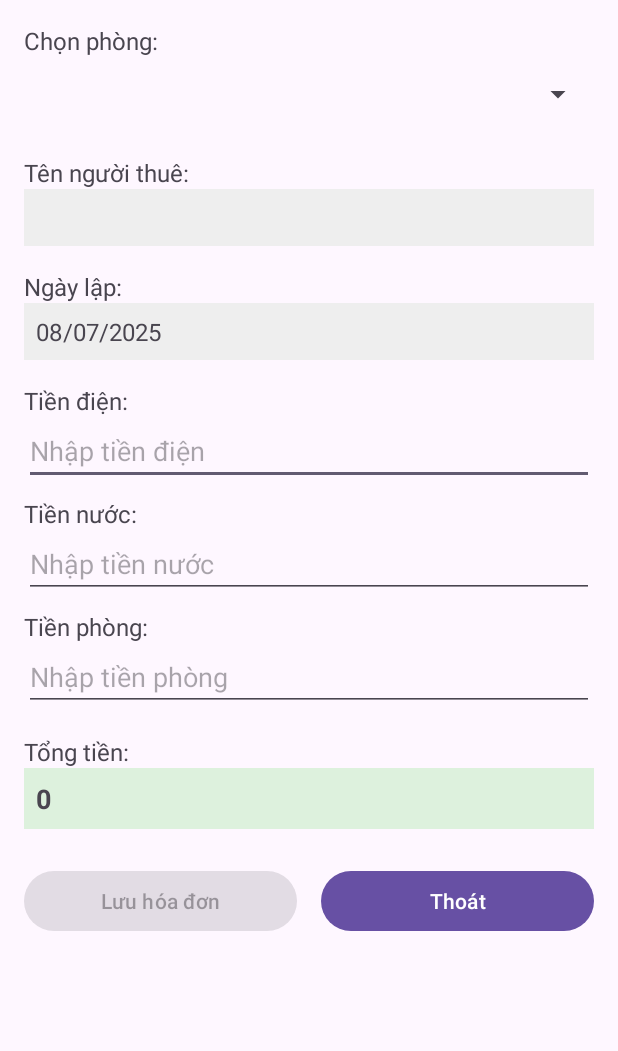
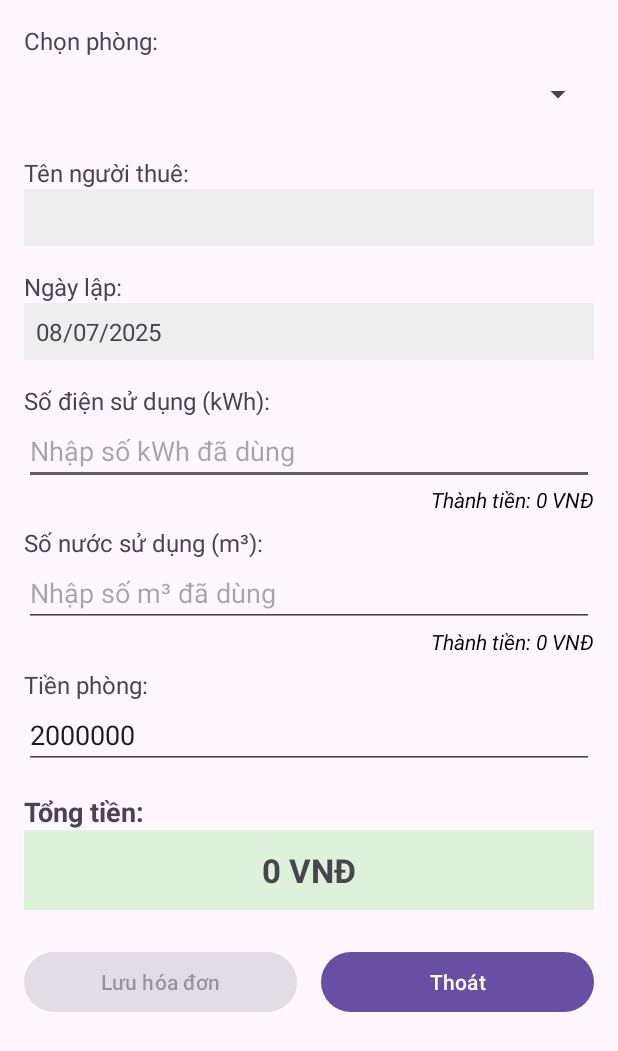
Before and after one commit to ThanhVy185/qlnhatro_firebase, an Android app: the Tao_HoaDon screen opened directly, with no data from a screen before it, on a phone screen of 412 x 824 dp. Shown: the top 1051 px of the screen. Run offline under Robolectric (Android 15) with nearby library versions, the phone set to English and light mode, and no system bars; our stand-ins replace Firebase (no records; nobody signed in at launch, a user with empty details on screens opened directly).

Commit message:
dien,nuoc

```diff
--- a/app/src/main/java/com/huflit/qlnhatro/Tao_HoaDon.java
+++ b/app/src/main/java/com/huflit/qlnhatro/Tao_HoaDon.java
@@ -3,6 +3,7 @@ package com.huflit.qlnhatro;
 
 import android.os.Bundle;
 import android.text.Editable;
+import android.text.TextUtils;
 import android.text.TextWatcher;
 import android.view.View;
 import android.widget.AdapterView;
@@ -26,88 +27,93 @@ import java.util.ArrayList;
 import java.util.Date;
 import java.util.Locale;
 
+import Data.Constants;
 import Data.HoaDon;
-import Data.Room; // Import lớp Room của bạn
+import Data.Room;
 
 public class Tao_HoaDon extends AppCompatActivity {
 
-    // --- KHAI BÁO BIẾN ---
     Spinner spinnerPhong;
-    EditText edtTienDien, edtTienNuoc, edtTienPhong;
-    TextView tvTongTien, tvTenNguoiThue, tvNgayLap;
+    EditText edtSoDien, edtSoNuoc, edtTienPhong;
+    TextView tvTongTien, tvTenNguoiThue, tvNgayLap, tvThanhTienDien, tvThanhTienNuoc;
     Button btnLuu, btnHuy;
 
     private String maPhong, tenNguoi, sdt, ngayLap;
     private double tienDien, tienNuoc, tienPhong;
+    private double soDien, soNuoc;
     private FirebaseFirestore db;
 
-    // --- VÒNG ĐỜI ACTIVITY ---
     @Override
     protected void onCreate(Bundle savedInstanceState) {
         super.onCreate(savedInstanceState);
         setContentView(R.layout.activity_tao_hoa_don);
-
         db = FirebaseFirestore.getInstance();
-
         ViewCompat.setOnApplyWindowInsetsListener(findViewById(R.id.main), (v, insets) -> {
             Insets systemBars = insets.getInsets(WindowInsetsCompat.Type.systemBars());
             v.setPadding(systemBars.left, systemBars.top, systemBars.right, systemBars.bottom);
             return insets;
         });
-
         addControls();
         setupInitialData();
         setupSpinner();
         handleEvents();
     }
 
-    // --- CÁC HÀM THIẾT LẬP & XỬ LÝ ---
-
     private void addControls() {
         spinnerPhong = findViewById(R.id.spinnerPhong);
-        edtTienDien = findViewById(R.id.edtTienDien);
-        edtTienNuoc = findViewById(R.id.edtTienNuoc);
+        edtSoDien = findViewById(R.id.edtTienDien);
+        edtSoNuoc = findViewById(R.id.edtTienNuoc);
         edtTienPhong = findViewById(R.id.edtTienPhong);
         tvTongTien = findViewById(R.id.tvTongTien);
         btnLuu = findViewById(R.id.btnLuuHoaDon);
         btnHuy = findViewById(R.id.btnThoat);
         tvTenNguoiThue = findViewById(R.id.tvTenNguoiThue);
         tvNgayLap = findViewById(R.id.tvNgayLap);
+        tvThanhTienDien = findViewById(R.id.tvThanhTienDien);
+        tvThanhTienNuoc = findViewById(R.id.tvDien);
     }
 
     private void setupInitialData() {
         ngayLap = new SimpleDateFormat("dd/MM/yyyy", Locale.getDefault()).format(new Date());
         tvNgayLap.setText(ngayLap);
+        edtTienPhong.setText(String.valueOf(Constants.GIA_PHONG_CO_BAN));
         btnLuu.setEnabled(false);
     }
 
-    /**
-     * Tải danh sách phòng từ collection 'rooms' lên Spinner.
-     */
     private void setupSpinner() {
         db.collection("rooms").get().addOnSuccessListener(queryDocumentSnapshots -> {
             if (queryDocumentSnapshots.isEmpty()) {
-                Toast.makeText(this, "Không tìm thấy phòng nào.", Toast.LENGTH_SHORT).show();
+                Toast.makeText(this, "Không có dữ liệu phòng", Toast.LENGTH_SHORT).show();
                 return;
             }
-
             ArrayList<Room> roomList = new ArrayList<>();
             for (DocumentSnapshot doc : queryDocumentSnapshots) {
-                // TỰ ĐỘNG CHUYỂN DỮ LIỆU TỪ FIRESTORE SANG ĐỐI TƯỢNG ROOM
                 Room room = doc.toObject(Room.class);
                 if (room != null) {
-                    room.setId(doc.getId()); // Gán ID của tài liệu vào đối tượng room
+                    room.setId(doc.getId());
                     roomList.add(room);
                 }
             }
-
             ArrayAdapter<Room> adapter = new ArrayAdapter<>(this, android.R.layout.simple_spinner_item, roomList);
             adapter.setDropDownViewResource(android.R.layout.simple_spinner_dropdown_item);
             spinnerPhong.setAdapter(adapter);
+        });
+    }
 
-        }).addOnFailureListener(e -> {
-            Toast.makeText(this, "Lỗi khi tải danh sách phòng: " + e.getMessage(), Toast.LENGTH_LONG).show();
-        });
+    private boolean validateInput() {
+        if (spinnerPhong.getSelectedItem() == null) {
+            Toast.makeText(this, "Vui lòng chọn một phòng", Toast.LENGTH_SHORT).show();
+            return false;
+        }
+        if (TextUtils.isEmpty(edtSoDien.getText().toString().trim())) {
+            edtSoDien.setError("Vui lòng nhập số điện");
+            return false;
+        }
+        if (TextUtils.isEmpty(edtSoNuoc.getText().toString().trim())) {
+            edtSoNuoc.setError("Vui lòng nhập số nước");
+            return false;
+        }
+        return true;
     }
 
     private void handleEvents() {
@@ -121,15 +127,18 @@ public class Tao_HoaDon extends AppCompatActivity {
             @Override
             public void afterTextChanged(Editable s) {}
         };
-        edtTienDien.addTextChangedListener(textWatcher);
-        edtTienNuoc.addTextChangedListener(textWatcher);
+        edtSoDien.addTextChangedListener(textWatcher);
+        edtSoNuoc.addTextChangedListener(textWatcher);
         edtTienPhong.addTextChangedListener(textWatcher);
 
         btnHuy.setOnClickListener(v -> finish());
 
         btnLuu.setOnClickListener(v -> {
+            if (!validateInput()) {
+                return;
+            }
             capNhatTongTien();
-            HoaDon hoaDon = new HoaDon(maPhong, tenNguoi, sdt, tienPhong, tienDien, tienNuoc, ngayLap, "Chưa thanh toán");
+            HoaDon hoaDon = new HoaDon(maPhong, tenNguoi, sdt, tienPhong, tienDien, tienNuoc, ngayLap, "Chưa thanh toán", soDien, soNuoc);
             LuuHoaDonLenFirestore(hoaDon);
         });
 
@@ -138,32 +147,25 @@ public class Tao_HoaDon extends AppCompatActivity {
             public void onItemSelected(AdapterView<?> parent, View view, int position, long id) {
                 Room selectedRoom = (Room) parent.getItemAtPosition(position);
                 String selectedRoomId = selectedRoom.getId();
-                // LẤY SỐ PHÒNG TỪ `getNumber()` THEO ĐÚNG ĐỊNH NGHĨA CLASS ROOM
                 maPhong = selectedRoom.getNumber();
-
                 db.collection("contracts").whereEqualTo("roomId", selectedRoomId).limit(1).get()
                         .addOnSuccessListener(queryDocumentSnapshots -> {
                             if (!queryDocumentSnapshots.isEmpty()) {
                                 DocumentSnapshot contractDoc = queryDocumentSnapshots.getDocuments().get(0);
                                 tenNguoi = contractDoc.getString("tenantName");
-
                                 if (tenNguoi != null && !tenNguoi.trim().isEmpty()) {
-                                    tvTenNguoiThue.setText("Người thuê: " + tenNguoi);
+                                    tvTenNguoiThue.setText(tenNguoi);
                                     btnLuu.setEnabled(true);
                                 } else {
-                                    tvTenNguoiThue.setText("Phòng này chưa có hợp đồng");
+                                    tvTenNguoiThue.setText("Phòng này chưa có người thuê");
                                     btnLuu.setEnabled(false);
                                 }
                             } else {
                                 tvTenNguoiThue.setText("Không có hợp đồng cho phòng này");
                                 btnLuu.setEnabled(false);
                             }
-                        }).addOnFailureListener(e -> {
-                            Toast.makeText(Tao_HoaDon.this, "Lỗi khi tìm hợp đồng.", Toast.LENGTH_SHORT).show();
-                            btnLuu.setEnabled(false);
                         });
             }
-
             @Override
             public void onNothingSelected(AdapterView<?> parent) {
                 btnLuu.setEnabled(false);
@@ -172,28 +174,36 @@ public class Tao_HoaDon extends AppCompatActivity {
     }
 
     private void capNhatTongTien() {
-        String tienDienStr = edtTienDien.getText().toString().trim();
-        String tienNuocStr = edtTienNuoc.getText().toString().trim();
+        String soDienStr = edtSoDien.getText().toString().trim();
+        String soNuocStr = edtSoNuoc.getText().toString().trim();
         String tienPhongStr = edtTienPhong.getText().toString().trim();
+
         try {
-            tienDien = tienDienStr.isEmpty() ? 0 : Double.parseDouble(tienDienStr);
-            tienNuoc = tienNuocStr.isEmpty() ? 0 : Double.parseDouble(tienNuocStr);
-            tienPhong = tienPhongStr.isEmpty() ? 0 : Double.parseDouble(tienPhongStr);
+            this.soDien = soDienStr.isEmpty() ? 0 : Double.parseDouble(soDienStr);
+            this.soNuoc = soNuocStr.isEmpty() ? 0 : Double.parseDouble(soNuocStr);
+            this.tienPhong = tienPhongStr.isEmpty() ? 0 : Double.parseDouble(tienPhongStr);
+            this.tienDien = this.soDien * Constants.GIA_DIEN;
+            this.tienNuoc = this.soNuoc * Constants.GIA_NUOC;
         } catch (NumberFormatException e) {
-            tienDien = 0;
-            tienNuoc = 0;
-            tienPhong = 0;
+            this.tienDien = this.tienNuoc = this.tienPhong = 0;
         }
+
+        tvThanhTienDien.setText(String.format(Locale.getDefault(), "Thành tiền: %,.0f VNĐ", tienDien));
+        tvThanhTienNuoc.setText(String.format(Locale.getDefault(), "Thành tiền: %,.0f VNĐ", tienNuoc));
+
         double tong = tienDien + tienNuoc + tienPhong;
         tvTongTien.setText(String.format(Locale.getDefault(), "%,.0f VNĐ", tong));
     }
 
     private void LuuHoaDonLenFirestore(HoaDon hoaDon) {
+        btnLuu.setEnabled(false); // Vô hiệu hóa nút Lưu để tránh nhấn nhiều lần
+
         db.collection("HoaDon").add(hoaDon).addOnSuccessListener(documentReference -> {
             Toast.makeText(this, "Lưu hóa đơn thành công!", Toast.LENGTH_SHORT).show();
-            finish();
+            finish(); // Quay về màn hình trước đó
         }).addOnFailureListener(e -> {
             Toast.makeText(this, "Lỗi khi lưu hóa đơn: " + e.getMessage(), Toast.LENGTH_SHORT).show();
+            btnLuu.setEnabled(true); // Bật lại nút Lưu nếu có lỗi
         });
     }
 }
--- a/app/src/main/res/layout/activity_tao_hoa_don.xml
+++ b/app/src/main/res/layout/activity_tao_hoa_don.xml
@@ -1,9 +1,14 @@
 <?xml version="1.0" encoding="utf-8"?>
-<LinearLayout xmlns:android="http://schemas.android.com/apk/res/android"
+<ScrollView xmlns:android="http://schemas.android.com/apk/res/android"
     xmlns:tools="http://schemas.android.com/tools"
+    android:layout_width="match_parent"
+    android:layout_height="match_parent"
+    android:fillViewport="true">
+
+    <LinearLayout
         android:id="@+id/main"
         android:layout_width="match_parent"
-    android:layout_height="match_parent"
+        android:layout_height="wrap_content"
         android:orientation="vertical"
         android:padding="16dp"
         tools:context=".Tao_HoaDon">
@@ -57,30 +62,49 @@
             android:layout_width="match_parent"
             android:layout_height="wrap_content"
             android:layout_marginTop="16dp"
-        android:text="Tiền điện:"
+            android:text="Số điện sử dụng (kWh):"
             android:textSize="16sp" />
 
         <EditText
             android:id="@+id/edtTienDien"
             android:layout_width="match_parent"
             android:layout_height="wrap_content"
-        android:hint="Nhập tiền điện"
+            android:hint="Nhập số kWh đã dùng"
             android:inputType="numberDecimal" />
+
+        <TextView
+            android:id="@+id/tvThanhTienDien"
+            android:layout_width="match_parent"
+            android:layout_height="wrap_content"
+            android:gravity="end"
+            android:text="Thành tiền: 0 VNĐ"
+            android:textColor="@color/black"
+            android:textStyle="italic" />
 
         <TextView
             android:id="@+id/tvTienNuoc"
             android:layout_width="match_parent"
             android:layout_height="wrap_content"
             android:layout_marginTop="8dp"
-        android:text="Tiền nước:"
+            android:text="Số nước sử dụng (m³):"
             android:textSize="16sp" />
 
         <EditText
             android:id="@+id/edtTienNuoc"
             android:layout_width="match_parent"
             android:layout_height="wrap_content"
-        android:hint="Nhập tiền nước"
+            android:hint="Nhập số m³ đã dùng"
             android:inputType="numberDecimal" />
+
+        <TextView
+            android:id="@+id/tvDien"
+            android:layout_width="match_parent"
+            android:layout_height="wrap_content"
+            android:gravity="end"
+            android:text="Thành tiền: 0 VNĐ"
+            android:textColor="@color/black"
+            android:textStyle="italic" />
+
 
         <TextView
             android:id="@+id/tvTienPhong"
@@ -103,16 +127,18 @@
             android:layout_height="wrap_content"
             android:layout_marginTop="16dp"
             android:text="Tổng tiền:"
-        android:textSize="16sp" />
+            android:textStyle="bold"
+            android:textSize="18sp" />
 
         <TextView
             android:id="@+id/tvTongTien"
             android:layout_width="match_parent"
             android:layout_height="wrap_content"
             android:background="#DDF1DD"
-        android:padding="8dp"
-        android:text="0"
-        android:textSize="18sp"
+            android:padding="12dp"
+            android:textAlignment="center"
+            android:text="0 VNĐ"
+            android:textSize="22sp"
             android:textStyle="bold" />
 
         <LinearLayout
@@ -125,8 +151,8 @@
                 android:id="@+id/btnLuuHoaDon"
                 android:layout_width="0dp"
                 android:layout_height="wrap_content"
+                android:layout_marginEnd="8dp"
                 android:layout_weight="1"
-            android:layout_marginEnd="8dp"
                 android:text="Lưu hóa đơn" />
 
             <Button
@@ -139,3 +165,4 @@
         </LinearLayout>
 
     </LinearLayout>
+</ScrollView>
```
Also changed, not shown: app/src/main/java/Adapter/HoaDonAdapter.java (+6 -8 lines), app/src/main/java/Data/Constants.java (+9 -2 lines), app/src/main/java/Data/HoaDon.java (+51 -89 lines), app/src/main/java/com/huflit/qlnhatro/HoaDonActivity.java (+23 -51 lines), app/src/main/java/com/huflit/qlnhatro/Hoadon_chitiet.java (+23 -21 lines), app/src/main/res/layout/activity_hoadon_chitiet.xml (+45 -19 lines). Lines whose indentation alone changed are shown as unchanged.
